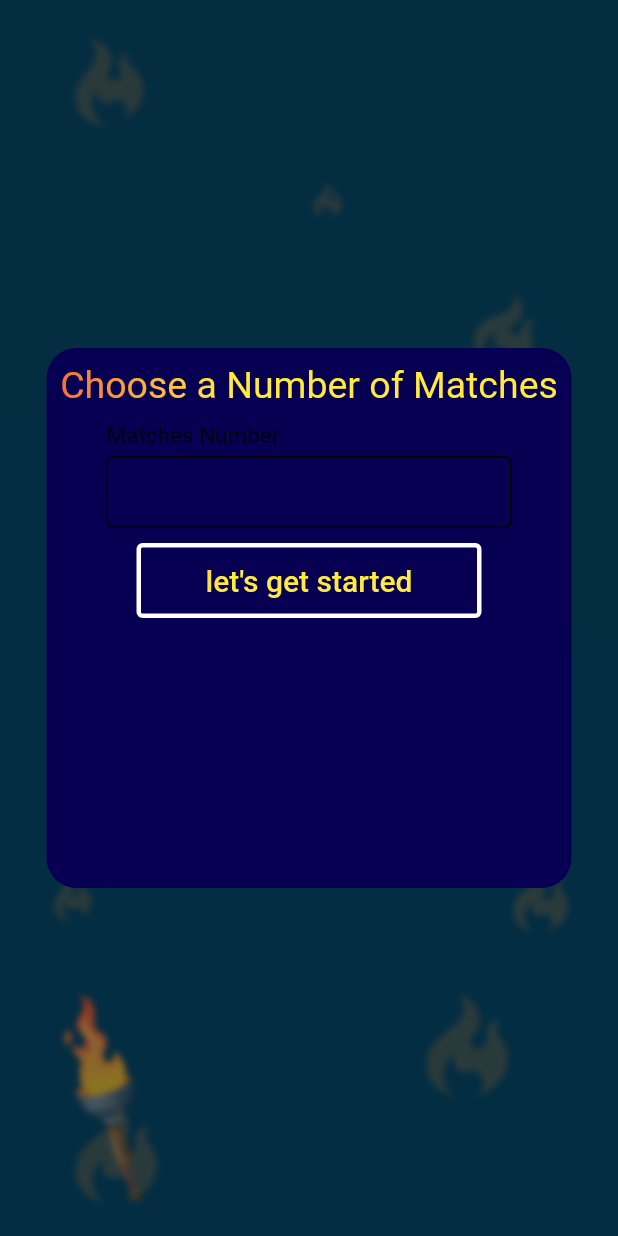
After one commit to CHIheb0022/LogiK---learning-game, a Flutter app: the NbrMatches screen opened directly, after a tap on "Matches", on a phone screen of 412 x 824 dp. The commit adds this screen. Run offline on Flutter 3.47's test engine with Material 2 defaults, Android fonts, the phone set to English and light mode, and no system bars; our stand-ins replace flutter_svg, get; missing offline and left inert: flutter_circular_text.

Commit message:
overlays fixed

```diff
--- /dev/null
+++ b/lib/nbreofmatches.dart
@@ -0,0 +1,180 @@
+import 'dart:ui' as ui;
+import 'package:flutter/material.dart';
+import 'package:flutter_application_1/matchesGame.dart';
+import 'package:flutter_application_1/matchesGamemulti.dart';
+
+import 'login.dart';
+class NbrMatches  extends StatefulWidget {
+  const NbrMatches({Key? key}) : super(key: key);
+  @override
+  State<NbrMatches> createState() => SetMatchesNbr();
+}
+class SetMatchesNbr extends State<NbrMatches> {
+ String NbrMatchesstring='';
+  final TextEditingController _controller = TextEditingController();
+  OverlayEntry _getEntry(context) {
+    OverlayEntry entry = OverlayEntry(builder: (_) => Container());
+
+    entry = OverlayEntry(
+      opaque: false,
+      maintainState: true,
+      builder: (_) => Positioned(
+        left: 0,
+        bottom: 0,
+        width: MediaQuery.of(context).size.width,
+        height: MediaQuery.of(context).size.height,
+        child: BackdropFilter(
+          filter: ui.ImageFilter.blur(
+            sigmaX: 2,
+            sigmaY: 2,
+          ),
+          child: Material(
+            type: MaterialType.transparency,
+            child: Column(
+                  mainAxisAlignment: MainAxisAlignment.spaceEvenly,
+                  crossAxisAlignment: CrossAxisAlignment.center,
+                  children: <Widget>[
+                    Container(
+                      width: 350,
+                      height: 360,
+                       decoration: const BoxDecoration(
+                          color: ui.Color.fromARGB(255, 7, 0, 82) ,
+                          borderRadius: BorderRadius.all(Radius.circular(20))
+                          ),
+                      child: Column(
+
+                        children: [
+                          Padding(
+                            padding: const EdgeInsets.fromLTRB(0, 10, 0, 10),
+                            child: Text(
+                              "Choose a Number of Matches",
+                             style: TextStyle(
+              fontSize: 25,
+              foreground: Paint()
+             ..shader = ui.Gradient.linear(
+              const Offset(0, 20),
+               const Offset(150, 20),
+               <Color>[
+               Colors.red,
+                Colors.yellow,
+        ],
+      )
+  ),
+                            ),
+                          ),
+                          Padding(
+                  padding: const EdgeInsets.symmetric(horizontal: 40),
+                  child: Column(
+                    children: <Widget>[
+                      inputFile(label: "Matches Number"),
+                    ],
+                  ),
+                ),
+                Padding(
+                            padding: const EdgeInsets.fromLTRB(0, 0, 0, 20),
+                            child: SizedBox(
+                              width: 230,
+                              height: 50,
+                              child: OutlinedButton(
+                                  onPressed: () {
+                                    setState(() {
+                                      NbrMatchesstring=_controller.text;
+                                    });
+                                    Navigator.pushAndRemoveUntil(
+                                      context,
+                                      MaterialPageRoute(
+                                          builder: (context) => const Matches(
+                                                title: '',
+                                              )),
+                                      (Route<dynamic> route) => false,
+                                    );
+                                    entry.remove();
+                                  },
+                                  child: Text(
+                                    "let's get started",
+                                    style: TextStyle(
+                                        fontSize: 20,
+                                        foreground: Paint()
+                                          ..shader = ui.Gradient.linear(
+                                            const Offset(0, 20),
+                                            const Offset(150, 20),
+                                            <Color>[
+                                              Colors.red,
+                                              Colors.yellow,
+                                            ],
+                                          )),
+                                  ),
+                                  style: OutlinedButton.styleFrom(
+                                      side: const BorderSide(
+                                          width: 3.0, color: Colors.white))),
+                            ),
+                          ),
+                        ],
+                      ),
+            ),
+                  ]
+        ),
+      ),
+    ),
+    ),
+    );
+    return entry;
+ }
+Widget inputFile({label, obscureText = false})
+{
+  return Column(
+    crossAxisAlignment: CrossAxisAlignment.start,
+    children: <Widget>[
+      Text(
+        label,
+        style: const TextStyle(
+          fontSize: 15,
+          fontWeight: FontWeight.w400,
+          color:Colors.black87
+        ),
+
+      ),
+      const SizedBox(
+        height: 5,
+      ),
+      TextField(
+        obscureText: obscureText,
+        decoration: const InputDecoration(
+          contentPadding: EdgeInsets.symmetric(vertical: 0,
+          horizontal: 10),
+          enabledBorder: OutlineInputBorder(
+            borderSide: BorderSide(
+             // color: Colors.grey[400]
+            ),
+
+          ),
+          border: OutlineInputBorder(
+            borderSide: BorderSide(/*color: Colors.grey[400]*/)
+          )
+        ),
+      ),
+      const SizedBox(height: 10,)
+    ],
+  );
+}
+  @override
+  Widget build(BuildContext context) {
+    return Scaffold(
+      backgroundColor: Colors.blue[900],
+      body: Container(
+        decoration: const BoxDecoration(
+    image: DecorationImage(
+        image: AssetImage("assets/Background singleplayer.png"),
+        fit: BoxFit.cover),
+  ),
+         child:Center(child:ElevatedButton(
+                onPressed: () {
+                  Overlay.of(context)?.insert(_getEntry(context));
+                },
+                child: Text('Matches ',
+                )),
+
+    ),)
+    );
+}
+}
--- a/lib/screens/quiz/components/body.dart
+++ b/lib/screens/quiz/components/body.dart
@@ -14,7 +14,6 @@ class Body extends StatelessWidget {
 
   @override
   Widget build(BuildContext context) {
-    // So that we have acccess our controller
     QuestionController _questionController = Get.put(QuestionController());
     return Stack(
       children: [
```
Also changed, not shown: lib/MainMenu.dart (+6 -4 lines), lib/matchesGame.dart (+30 -7 lines), lib/matchesGamemulti.dart (+17 -4 lines), 1 other file.
